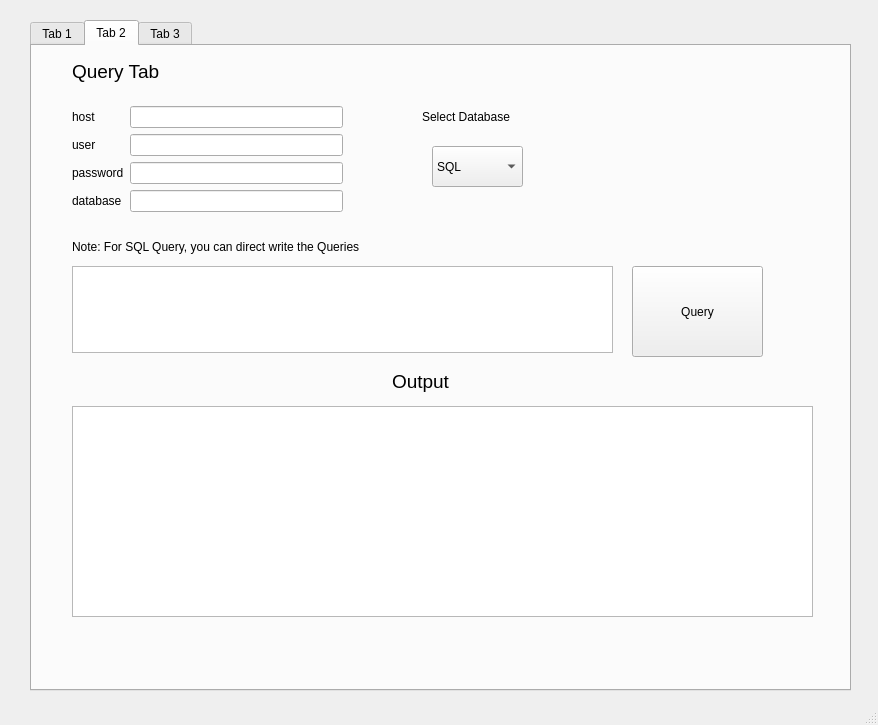
Qt form BRC Python/main.ui (siddh34/BRC-System) before a commit.
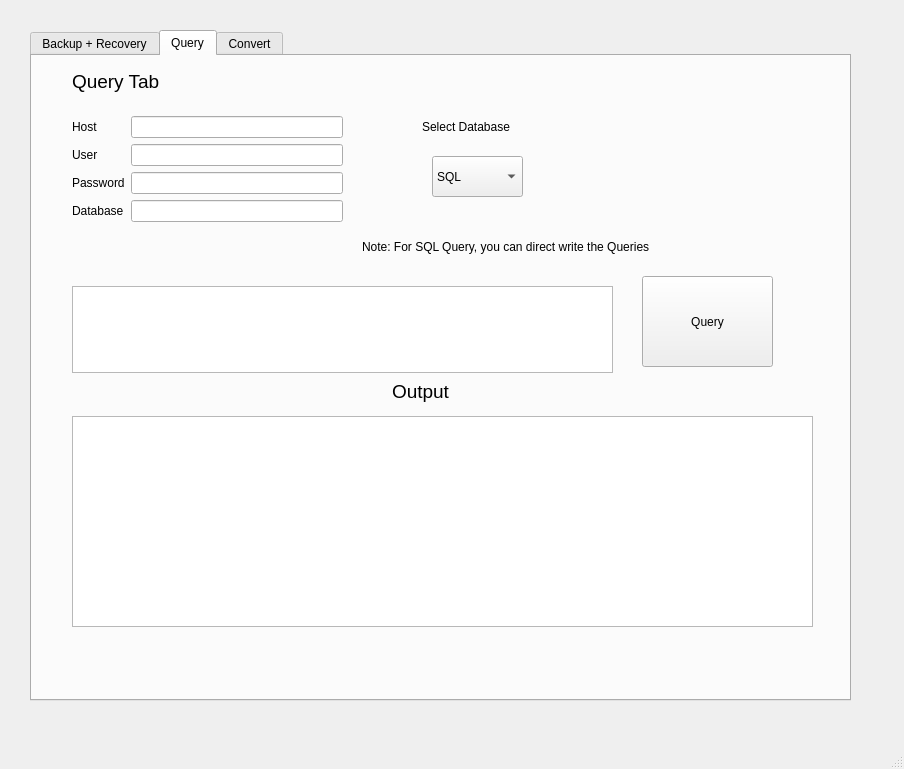
The same form after that commit. The open tabs and pages were chosen to show the change.

What changed in the file:
```diff
--- a/BRC Python/main.ui
+++ b/BRC Python/main.ui
@@ -6,8 +6,8 @@
    <rect>
     <x>0</x>
     <y>0</y>
-    <width>878</width>
-    <height>725</height>
+    <width>904</width>
+    <height>769</height>
    </rect>
   </property>
   <property name="windowTitle">
@@ -18,7 +18,7 @@
     <property name="geometry">
      <rect>
       <x>30</x>
-      <y>20</y>
+      <y>30</y>
       <width>821</width>
       <height>671</height>
      </rect>
@@ -28,7 +28,7 @@
     </property>
     <widget class="QWidget" name="tab_8">
      <attribute name="title">
-      <string>Tab 1</string>
+      <string>Backup + Recovery</string>
      </attribute>
      <widget class="QTableWidget" name="Logs_4">
       <property name="geometry">
@@ -234,7 +234,7 @@
     </widget>
     <widget class="QWidget" name="tab_11">
      <attribute name="title">
-      <string>Tab 2</string>
+      <string>Query</string>
      </attribute>
      <widget class="QTableWidget" name="Output_2">
       <property name="geometry">
@@ -252,14 +252,14 @@
         <x>40</x>
         <y>60</y>
         <width>271</width>
-        <height>111</height>
+        <height>164</height>
        </rect>
       </property>
       <layout class="QFormLayout" name="formLayout_2">
        <item row="0" column="0">
         <widget class="QLabel" name="hostLabel_2">
          <property name="text">
-          <string>host</string>
+          <string>Host</string>
          </property>
         </widget>
        </item>
@@ -269,7 +269,7 @@
        <item row="1" column="0">
         <widget class="QLabel" name="userLabel_2">
          <property name="text">
-          <string>user</string>
+          <string>User</string>
          </property>
         </widget>
        </item>
@@ -279,7 +279,7 @@
        <item row="2" column="0">
         <widget class="QLabel" name="passwordLabel_2">
          <property name="text">
-          <string>password</string>
+          <string>Password</string>
          </property>
         </widget>
        </item>
@@ -289,7 +289,7 @@
        <item row="3" column="0">
         <widget class="QLabel" name="databaseLabel_2">
          <property name="text">
-          <string>database</string>
+          <string>Database</string>
          </property>
         </widget>
        </item>
@@ -302,7 +302,7 @@
       <property name="geometry">
        <rect>
         <x>40</x>
-        <y>220</y>
+        <y>230</y>
         <width>541</width>
         <height>87</height>
        </rect>
@@ -314,7 +314,7 @@
      <widget class="QPushButton" name="Query_2">
       <property name="geometry">
        <rect>
-        <x>600</x>
+        <x>610</x>
         <y>220</y>
         <width>131</width>
         <height>91</height>
@@ -396,9 +396,9 @@
      <widget class="QLabel" name="variableLabel">
       <property name="geometry">
        <rect>
-        <x>40</x>
-        <y>190</y>
-        <width>541</width>
+        <x>330</x>
+        <y>180</y>
+        <width>431</width>
         <height>21</height>
        </rect>
       </property>
@@ -422,7 +422,7 @@
     </widget>
     <widget class="QWidget" name="tab_12">
      <attribute name="title">
-      <string>Tab 3</string>
+      <string>Convert</string>
      </attribute>
      <widget class="QPushButton" name="Convert">
       <property name="geometry">
```
Left out of the diff: 4 changed lines with no effect on the pictures.
